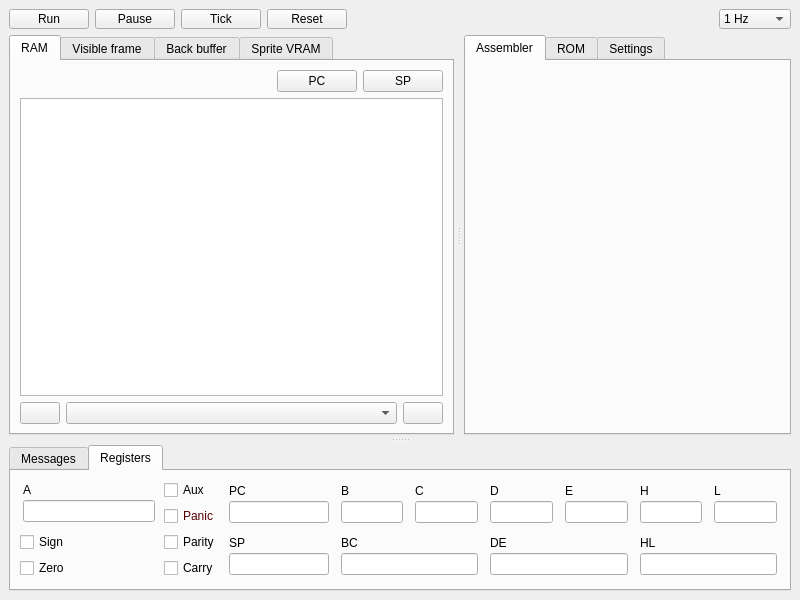
Old version of the form fridge_opengl_emulator/mainwindow.ui in the repository surtweig/fridge.
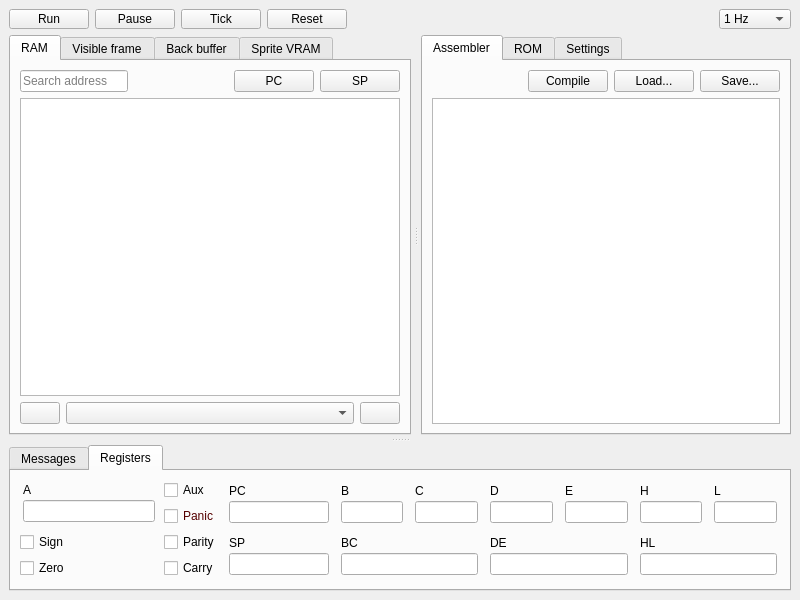
New version of the form. Icons and pictures are not drawn.

Commit message: emulator: added RAM view

```diff
--- a/fridge_opengl_emulator/mainwindow.ui
+++ b/fridge_opengl_emulator/mainwindow.ui
@@ -206,6 +206,13 @@
             <layout class="QVBoxLayout" name="verticalLayout_21">
              <item>
               <layout class="QHBoxLayout" name="horizontalLayout_6">
+               <item>
+                <widget class="QLineEdit" name="ramAddrEdit">
+                 <property name="placeholderText">
+                  <string>Search address</string>
+                 </property>
+                </widget>
+               </item>
                <item>
                 <spacer name="horizontalSpacer_2">
                  <property name="orientation">
@@ -236,7 +243,7 @@
               </layout>
              </item>
              <item>
-              <widget class="QTableView" name="ramTableView"/>
+              <widget class="QTableWidget" name="ramTableWidget"/>
              </item>
              <item>
               <layout class="QHBoxLayout" name="horizontalLayout_7">
@@ -310,6 +317,66 @@
             <attribute name="title">
              <string>Assembler</string>
             </attribute>
+            <layout class="QVBoxLayout" name="verticalLayout_24">
+             <item>
+              <layout class="QHBoxLayout" name="horizontalLayout_10">
+               <item>
+                <spacer name="horizontalSpacer_3">
+                 <property name="orientation">
+                  <enum>Qt::Horizontal</enum>
+                 </property>
+                 <property name="sizeHint" stdset="0">
+                  <size>
+                   <width>40</width>
+                   <height>20</height>
+                  </size>
+                 </property>
+                </spacer>
+               </item>
+               <item>
+                <widget class="QPushButton" name="asmCompileBtn">
+                 <property name="text">
+                  <string>Compile</string>
+                 </property>
+                 <property name="icon">
+                  <iconset resource="buttons.qrc">
+                   <normaloff>:/buttons/icons8-load-cargo-96.png</normaloff>:/buttons/icons8-load-cargo-96.png</iconset>
+                 </property>
+                </widget>
+               </item>
+               <item>
+                <widget class="QPushButton" name="asmLoadCodeBtn">
+                 <property name="text">
+                  <string>Load...</string>
+                 </property>
+                </widget>
+               </item>
+               <item>
+                <widget class="QPushButton" name="asmSaveCodeBtn">
+                 <property name="text">
+                  <string>Save...</string>
+                 </property>
+                </widget>
+               </item>
+              </layout>
+             </item>
+             <item>
+              <widget class="QTextEdit" name="textEdit">
+               <property name="font">
+                <font>
+                 <family>Consolas</family>
+                 <pointsize>10</pointsize>
+                </font>
+               </property>
+               <property name="lineWrapMode">
+                <enum>QTextEdit::NoWrap</enum>
+               </property>
+               <property name="acceptRichText">
+                <bool>false</bool>
+               </property>
+              </widget>
+             </item>
+            </layout>
            </widget>
            <widget class="QWidget" name="tab_6">
             <attribute name="title">
```
The commit also changes 2 other files.
